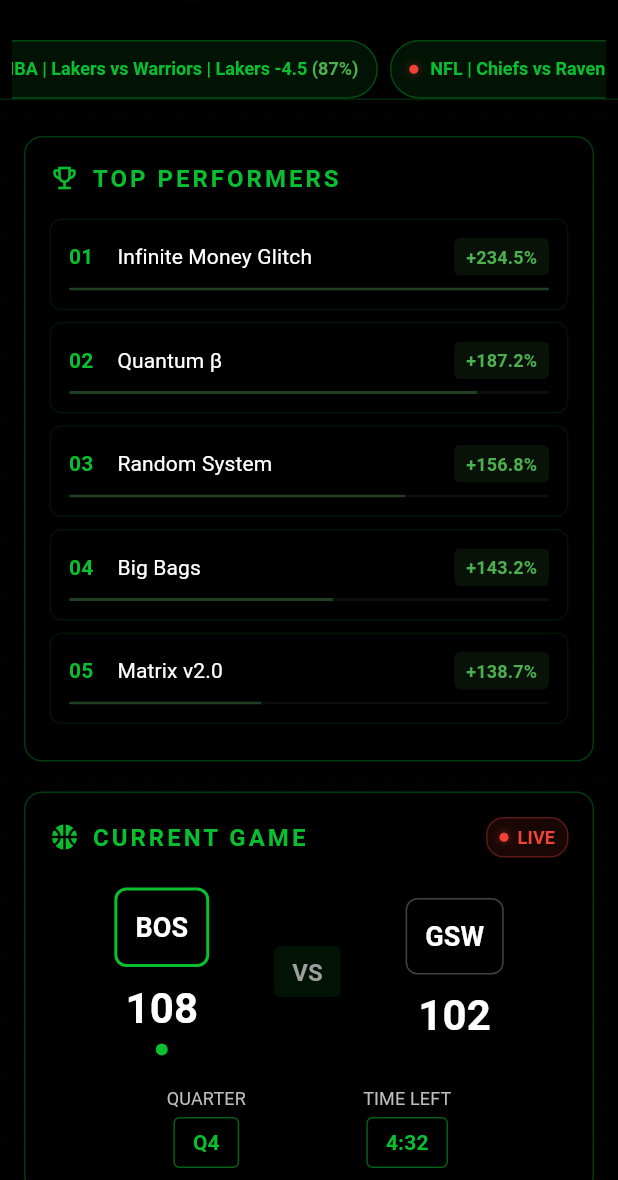
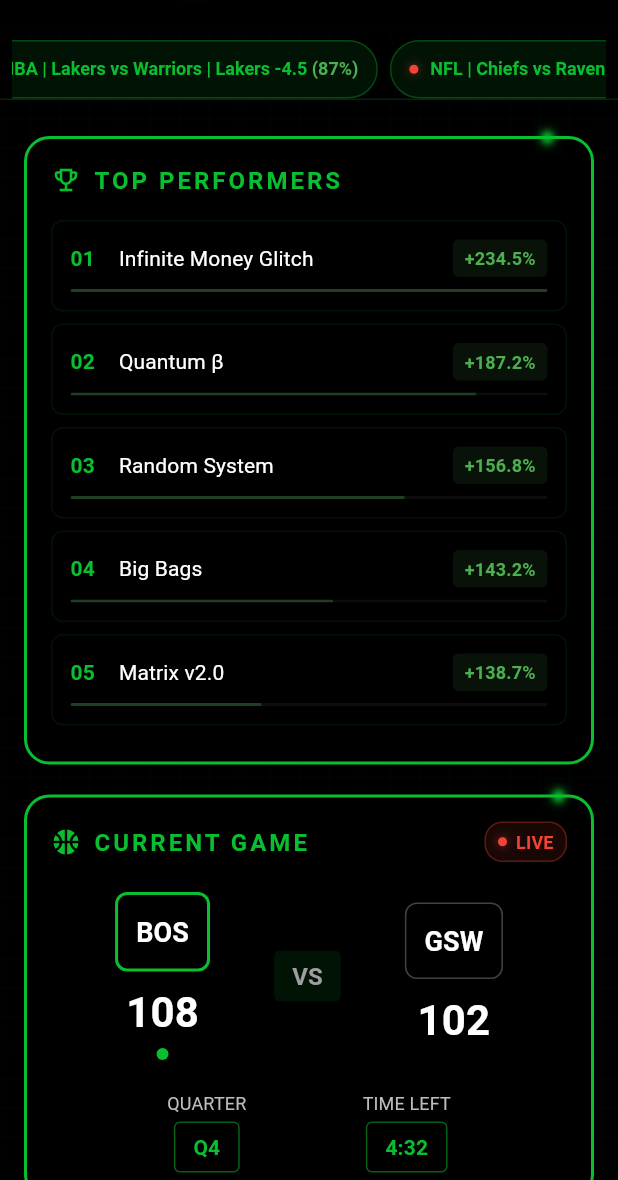
Before and after one commit to jwgillispie/sysan, a Flutter app: the HomePage screen opened by its route, on a phone screen of 412 x 824 dp, the part 56-1236 px from its top. Run offline on Flutter 3.47's test engine with Material 3 defaults, Android fonts, the phone set to English and light mode, and no system bars; our stand-ins replace bloc, fl_chart, flutter_bloc, persistent_bottom_nav_bar_v2, video_player, webview_flutter and 1 more.

Commit message:
navbar updates

```diff
--- a/upsilon_sa/lib/core/widgets/nav_bar.dart
+++ b/upsilon_sa/lib/core/widgets/nav_bar.dart
@@ -41,10 +41,10 @@ class NavBar {
           ),
         ),
         PersistentTabConfig(
-          screen: const NewsPage(),
+          screen: const SystemsPage(),
           item: ItemConfig(
-            icon: const Icon(Icons.newspaper_outlined),
-            title: "News",
+            icon: const Icon(Icons.abc),
+            title: "Analytics",
             activeForegroundColor: Theme.of(context).colorScheme.primary,
             inactiveForegroundColor:
                 Theme.of(context).brightness == Brightness.dark
@@ -71,7 +71,7 @@ class NavBar {
                 ),
               ),
             ),
-            title: "Systems",
+            title: "Create",
             activeForegroundColor: Theme.of(context).colorScheme.primary,
             inactiveForegroundColor:
                 Theme.of(context).brightness == Brightness.dark
--- a/upsilon_sa/lib/features/home/ui/home_page.dart
+++ b/upsilon_sa/lib/features/home/ui/home_page.dart
@@ -4,9 +4,12 @@ import 'package:flutter/material.dart';
 import 'package:flutter_bloc/flutter_bloc.dart';
 import 'dart:async';
 import 'package:upsilon_sa/core/widgets/cyber_grid.dart';
+import 'package:upsilon_sa/core/widgets/containers/animated_border_container.dart';
 import 'package:upsilon_sa/features/home/bloc/home_bloc.dart';
 import 'package:upsilon_sa/features/home/ui/components/home_app_bar.dart';
 import 'package:upsilon_sa/features/home/ui/components/ticker_bar.dart';
+import 'package:upsilon_sa/core/widgets/hot_props_widget.dart';
+import 'package:upsilon_sa/features/news/ui/news_page.dart';
 
 class HomePage extends StatefulWidget {
   const HomePage({super.key});
@@ -113,12 +116,21 @@ class _HomePageState extends State<HomePage>
 
   @override
   Widget build(BuildContext context) {
-    return Scaffold(
+    return BlocListener<HomeBloc, HomeState>(
+      bloc: homeBloc,
+      listener: (context, state) {
+        if (state is SystemsNavigateToLeaderboard) {
+          Navigator.pushNamed(context, '/leaderboard');
+        } else if (state is SystemsNavigateToSystems) {
+          Navigator.pushNamed(context, '/systems');
+        }
+      },
+      child: Scaffold(
         backgroundColor: Colors.black,
         appBar: const HomeAppBar(),
         body: Stack(
         children: [
-          const CyberGrid(),
+          const CyberGrid(), // Cyber grid background
           Column(
             children: [
               // Ticker Bar
@@ -137,6 +149,7 @@ class _HomePageState extends State<HomePage>
           ),
         ],
       ),
+    ),
     );
   }
 
@@ -149,6 +162,8 @@ class _HomePageState extends State<HomePage>
             _buildLeaderboardSection(context),
             const SizedBox(height: 20),
             _buildLiveGamesSection(context),
+            const SizedBox(height: 20),
+            _buildHotPropsSection(context),
             const SizedBox(height: 20),
             _buildUpdatesSection(context),
             const SizedBox(height: 80),
@@ -168,6 +183,8 @@ class _HomePageState extends State<HomePage>
             const SizedBox(height: 20),
             _buildLiveGamesSection(context),
             const SizedBox(height: 20),
+            _buildHotPropsSection(context),
+            const SizedBox(height: 20),
             _buildUpdatesSection(context),
             const SizedBox(height: 80),
           ],
@@ -177,15 +194,14 @@ class _HomePageState extends State<HomePage>
   }
 
   Widget _buildLeaderboardSection(BuildContext context) {
-    return Container(
+    return GestureDetector(
+      onTap: () => homeBloc.add(LeaderboardClickedEvent()),
+      child: AnimatedBorderContainer(
+        borderColor: Theme.of(context).colorScheme.primary,
+        lightColor: Theme.of(context).colorScheme.primary,
+        duration: const Duration(seconds: 4),
+        child: Container(
         padding: const EdgeInsets.all(16),
-      decoration: BoxDecoration(
-        color: Colors.black,
-        borderRadius: BorderRadius.circular(12),
-        border: Border.all(
-          color: Theme.of(context).colorScheme.primary.withOpacity(0.3),
-        ),
-      ),
         child: Column(
           crossAxisAlignment: CrossAxisAlignment.center,
           children: [
@@ -213,7 +229,8 @@ class _HomePageState extends State<HomePage>
             _buildTopPerformersList(),
           ],
         ),
-    );
+      ),
+    ));
   }
 
   Widget _buildTopPerformersList() {
@@ -300,15 +317,14 @@ class _HomePageState extends State<HomePage>
   }
 
   Widget _buildSystemsSection(BuildContext context) {
-    return Container(
+    return GestureDetector(
+      onTap: () => homeBloc.add(SystemsCickedEvent()),
+      child: AnimatedBorderContainer(
+        borderColor: Theme.of(context).colorScheme.primary,
+        lightColor: Theme.of(context).colorScheme.primary,
+        duration: const Duration(seconds: 4),
+        child: Container(
         padding: const EdgeInsets.all(16),
-      decoration: BoxDecoration(
-        color: Colors.black,
-        borderRadius: BorderRadius.circular(12),
-        border: Border.all(
-          color: Theme.of(context).colorScheme.primary.withOpacity(0.3),
-        ),
-      ),
         child: Column(
           crossAxisAlignment: CrossAxisAlignment.center,
           children: [
@@ -336,7 +352,8 @@ class _HomePageState extends State<HomePage>
             _buildActiveSystemsList(),
           ],
         ),
-    );
+      ),
+    ));
   }
 
   Widget _buildActiveSystemsList() {
@@ -415,15 +432,12 @@ class _HomePageState extends State<HomePage>
   }
 
   Widget _buildLiveGamesSection(BuildContext context) {
-    return Container(
+    return AnimatedBorderContainer(
+      borderColor: Theme.of(context).colorScheme.primary,
+      lightColor: Theme.of(context).colorScheme.primary,
+      duration: const Duration(seconds: 4),
+      child: Container(
         padding: const EdgeInsets.all(16),
-      decoration: BoxDecoration(
-        color: Colors.black,
-        borderRadius: BorderRadius.circular(12),
-        border: Border.all(
-          color: Theme.of(context).colorScheme.primary.withOpacity(0.3),
-        ),
-      ),
         child: Column(
           crossAxisAlignment: CrossAxisAlignment.center,
           children: [
@@ -508,6 +522,7 @@ class _HomePageState extends State<HomePage>
               ],
             ),
           ],
+        ),
       ),
     );
   }
@@ -614,16 +629,81 @@ class _HomePageState extends State<HomePage>
     );
   }
 
-  Widget _buildUpdatesSection(BuildContext context) {
-    return Container(
+  Widget _buildHotPropsSection(BuildContext context) {
+    final hotProps = [
+      const HotProp(
+        name: "Steph Curry Over 28.5 Points",
+        confidence: 90.0,
+        odds: "-110",
+      ),
+      const HotProp(
+        name: "LeBron James Triple Double",
+        confidence: 75.0,
+        odds: "+250",
+      ),
+      const HotProp(
+        name: "Luka Doncic Over 9.5 Assists",
+        confidence: 65.0,
+        odds: "-115",
+      ),
+    ];
+
+    return AnimatedBorderContainer(
+      borderColor: Colors.redAccent,
+      lightColor: Colors.redAccent,
+      duration: const Duration(seconds: 3),
+      child: Container(
         padding: const EdgeInsets.all(16),
-      decoration: BoxDecoration(
-        color: Colors.black,
-        borderRadius: BorderRadius.circular(12),
-        border: Border.all(
-          color: Theme.of(context).colorScheme.primary.withOpacity(0.3),
+        child: Column(
+          crossAxisAlignment: CrossAxisAlignment.center,
+          children: [
+            Row(
+              children: [
+                Icon(
+                  Icons.local_fire_department,
+                  color: Colors.redAccent,
+                  size: 20,
+                ),
+                const SizedBox(width: 8),
+                Text(
+                  'HOT PROPS',
+                  style: TextStyle(
+                    color: Colors.redAccent,
+                    fontSize: 16,
+                    fontWeight: FontWeight.bold,
+                    letterSpacing: 2,
                   ),
                 ),
+              ],
+            ),
+            const SizedBox(height: 16),
+            ListView.builder(
+              padding: const EdgeInsets.all(8),
+              shrinkWrap: true,
+              physics: const NeverScrollableScrollPhysics(),
+              itemCount: hotProps.length,
+              itemBuilder: (context, index) {
+                return HotPropCard(prop: hotProps[index]);
+              },
+            ),
+          ],
+        ),
+      ),
+    );
+  }
+
+  Widget _buildUpdatesSection(BuildContext context) {
+    return GestureDetector(
+      onTap: () => Navigator.push(
+        context,
+        MaterialPageRoute(builder: (context) => const NewsPage()),
+      ),
+      child: AnimatedBorderContainer(
+        borderColor: Theme.of(context).colorScheme.primary,
+        lightColor: Theme.of(context).colorScheme.primary,
+        duration: const Duration(seconds: 4),
+        child: Container(
+        padding: const EdgeInsets.all(16),
         child: Column(
           crossAxisAlignment: CrossAxisAlignment.center,
           children: [
@@ -725,6 +805,7 @@ class _HomePageState extends State<HomePage>
             ),
           ],
         ),
-    );
+      ),
+    ));
   }
 }
```
Also changed, not shown: 1 other file. Lines whose indentation alone changed are shown as unchanged.
